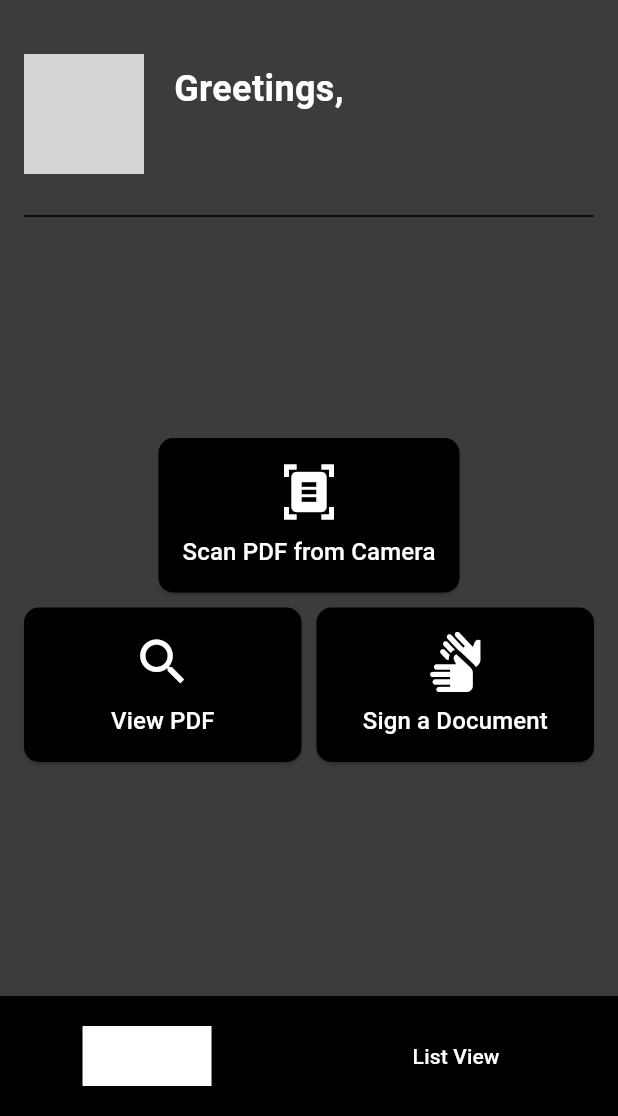
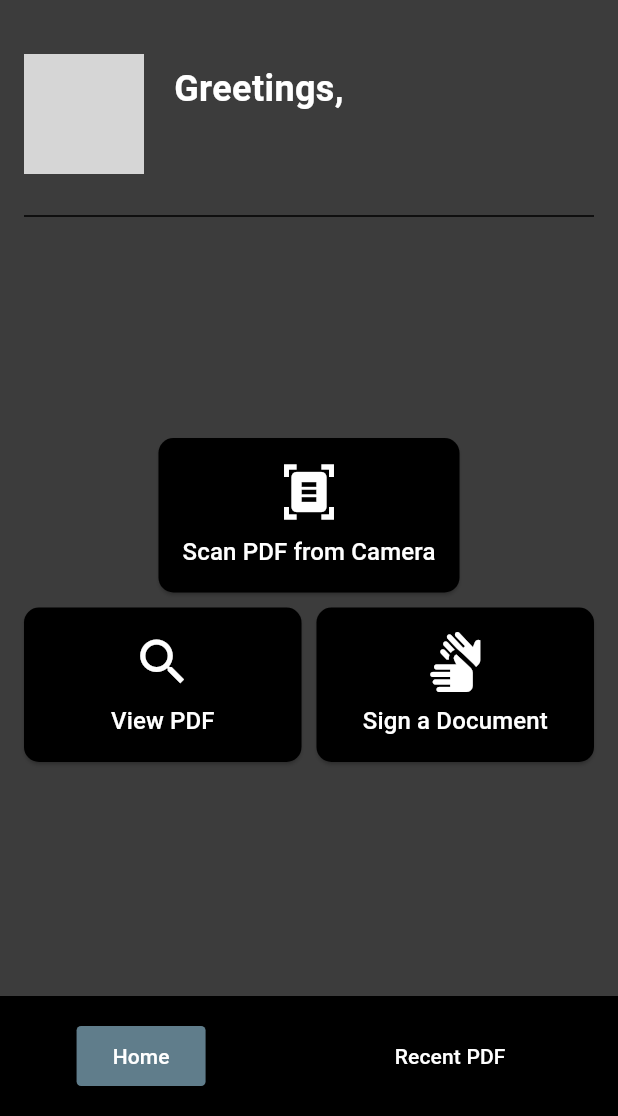
Before and after one commit to im-nilesh/pdf_viewer, a Flutter app: the screen it shows after launch, after a tap on "Next", on a phone screen of 412 x 824 dp, the part 120-1236 px from its top. Run offline on Flutter 3.47's test engine with Material 3 defaults, Android fonts, the phone set to English and light mode, and no system bars; our stand-ins replace google_fonts, image_picker, shared_preferences; missing offline and left inert: flutter_pdfview; network calls fail; grey boxes are pictures that could not be loaded.

Commit message:
bottom navigaton bar setup complete

```diff
--- a/lib/widgets/custom_bottom_navigation_bar.dart
+++ b/lib/widgets/custom_bottom_navigation_bar.dart
@@ -1,5 +1,3 @@
-// custom_bottom_navigation_bar.dart
-
 import 'package:flutter/material.dart';
 
 class CustomBottomNavigationBar extends StatelessWidget {
@@ -26,20 +24,22 @@ class CustomBottomNavigationBar extends StatelessWidget {
             child: const Text('Home', style: TextStyle(color: Colors.white)),
             style: ElevatedButton.styleFrom(
               foregroundColor: Colors.black,
-              backgroundColor: currentIndex == 0 ? Colors.white : Colors.black,
+              backgroundColor:
+                  currentIndex == 0 ? Colors.blueGrey : Colors.black,
               shape: RoundedRectangleBorder(
                 borderRadius:
-                    BorderRadius.circular(0), // Adjust border radius as needed
+                    BorderRadius.circular(3), // Adjust border radius as needed
               ),
             ),
           ),
           ElevatedButton(
             onPressed: () => onTap(1),
             child:
-                const Text('List View', style: TextStyle(color: Colors.white)),
+                const Text('Recent PDF', style: TextStyle(color: Colors.white)),
             style: ElevatedButton.styleFrom(
               foregroundColor: Colors.black,
-              backgroundColor: currentIndex == 1 ? Colors.white : Colors.black,
+              backgroundColor:
+                  currentIndex == 1 ? Colors.blueGrey : Colors.black,
               shape: RoundedRectangleBorder(
                 borderRadius:
                     BorderRadius.circular(0), // Adjust border radius as needed
```
